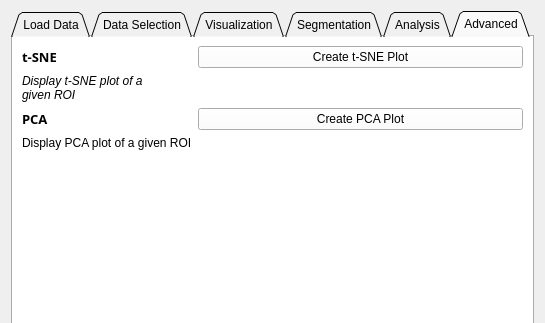
First picture: the form in HypModuleCode/Resources/UI/HypModuleCode.ui, repository SlicerMicro/Slicer-TITAN, before the edit; both pictures show x 0 to 545 and y 0 to 323 of the 545 by 1168 pixel window.
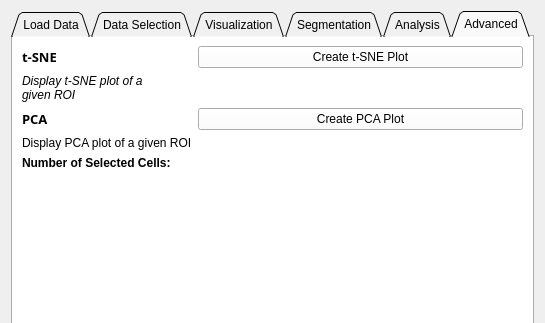
Second picture: the form after the edit. Custom widgets are drawn as their Qt base class.

Commit message: ENH: Added gating functionality to t-sne/pca

```diff
--- a/HypModuleCode/Resources/UI/HypModuleCode.ui
+++ b/HypModuleCode/Resources/UI/HypModuleCode.ui
@@ -1785,6 +1785,26 @@
          </property>
         </widget>
        </item>
+       <item row="4" column="0">
+        <widget class="QLabel" name="label_35">
+         <property name="font">
+          <font>
+           <weight>75</weight>
+           <bold>true</bold>
+          </font>
+         </property>
+         <property name="text">
+          <string>Number of Selected Cells:</string>
+         </property>
+        </widget>
+       </item>
+       <item row="4" column="1">
+        <widget class="QLabel" name="tsneSelectedCellsCount">
+         <property name="text">
+          <string/>
+         </property>
+        </widget>
+       </item>
       </layout>
      </widget>
     </widget>
```
The commit also changes 1 other file.
